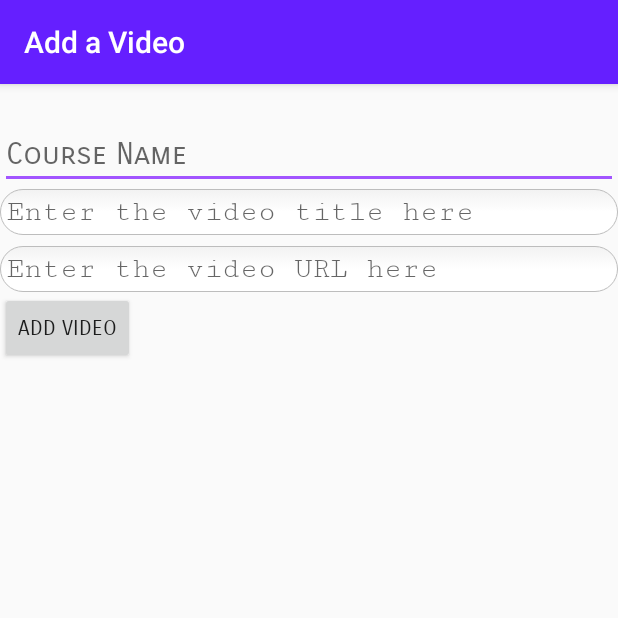
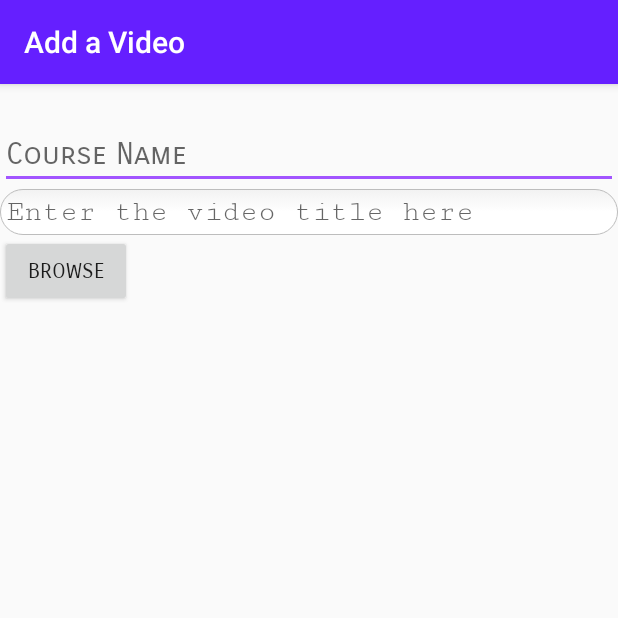
Before and after one commit to KartikeyaSingh03/Kriti_App, an Android app: the AddVideo screen opened directly, with no data from a screen before it, on a phone screen of 412 x 824 dp, the top half of it. Run offline under Robolectric (Android 15) with nearby library versions, the phone set to English and light mode, and no system bars; our stand-ins replace Firebase (no records; nobody signed in at launch, a user with empty details on screens opened directly).

Commit message:
minor bug fixing

```diff
--- a/app/src/main/res/layout/activity_add_video.xml
+++ b/app/src/main/res/layout/activity_add_video.xml
@@ -34,22 +34,13 @@
             android:hint="Enter the video title here"
             android:id="@+id/video_title"
             android:textSize="20sp"/>
-        <EditText
-            android:fontFamily="serif-monospace"
-            android:textAllCaps="true"
-            android:layout_marginTop="7dp"
-            android:background="@drawable/edittextstyle"
-            android:layout_width="match_parent"
-            android:layout_height="wrap_content"
-            android:hint="Enter the video URL here"
-            android:id="@+id/video_url"
-            android:textSize="20sp"/>
 
         <Button
             android:layout_width="wrap_content"
             android:layout_height="wrap_content"
-            android:text="Add Video"
-            android:id="@+id/add_Video"/>
+            android:text="Browse"
+            android:id="@+id/Browse"/>
+
 
     </LinearLayout>
 
```
Also changed, not shown: app/src/main/java/com/example/kriti/AddVideo.java (+81 -76 lines), app/src/main/java/com/example/kriti/ui/dashboard/DashboardFragment.java (+8 -2 lines).
